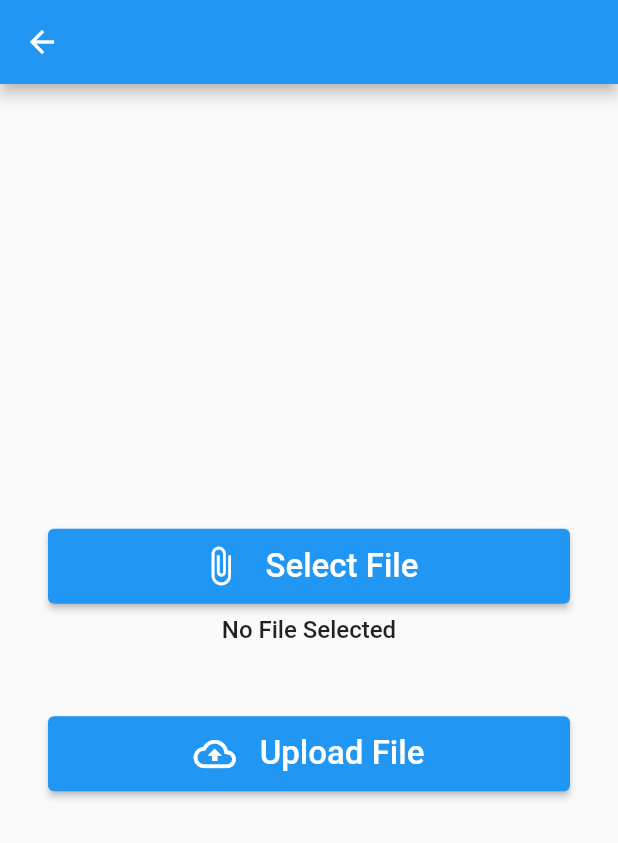
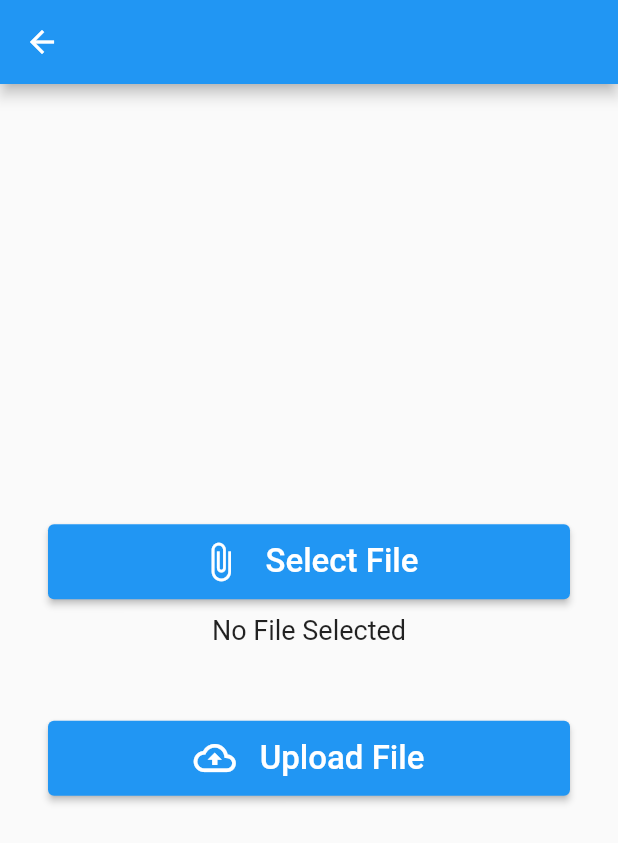
Before and after one commit to aetham/Flutter-Gallery, a Flutter app: the UploadPage screen opened directly, after a tap on "Select File", on a phone screen of 412 x 824 dp. Shown: the top 843 px of the screen. Run offline on Flutter 3.47's test engine with Material 2 defaults, Android fonts, the phone set to English and light mode, and no system bars; our stand-ins replace cloud_firestore, file_picker, firebase_core, firebase_storage; accounts and stored records are empty.

Commit message:
Refactored UpdatePage

```diff
--- a/lib/UploadPage.dart
+++ b/lib/UploadPage.dart
@@ -17,6 +17,20 @@ class _UploadPageState extends State<UploadPage> {
   UploadTask? task;
   File? file;
 
+  Future selectFile() async {
+    final result = await FilePicker.platform.pickFiles(allowMultiple: false);
+    if (result == null) return;
+    final path = result.files.single.path!;
+    setState(() => file = File(path));
+  }
+
+  Future uploadFile() async {
+    if (file == null) return;
+    final fileName = basename(file!.path);
+    final destination = 'files/$fileName';
+    task = FirebaseApi.uploadFile(destination, file!);
+  }
+
   @override
   Widget build(BuildContext context) {
     final fileName = file != null ? basename(file!.path) : 'No File Selected';
@@ -35,36 +49,21 @@ class _UploadPageState extends State<UploadPage> {
                 icon: Icons.attach_file,
                 onClicked: selectFile,
               ),
-              SizedBox(height: 8),
+              SizedBox(height: 10),
               Text(
                 fileName,
-                style: TextStyle(fontSize: 16, fontWeight: FontWeight.w500),
+                style: TextStyle(fontSize: 18, fontWeight: FontWeight.w400),
               ),
-              SizedBox(height: 48),
+              SizedBox(height: 50),
               ButtonWidget(
                 text: 'Upload File',
                 icon: Icons.cloud_upload_outlined,
                 onClicked: uploadFile,
               ),
-
             ],
           ),
         ),
       ),
     );
   }
-
-  Future selectFile() async {
-    final result = await FilePicker.platform.pickFiles(allowMultiple: false);
-    if (result == null) return;
-    final path = result.files.single.path!;
-    setState(() => file = File(path));
-  }
-
-  Future uploadFile() async {
-    if (file == null) return;
-    final fileName = basename(file!.path);
-    final destination = 'files/$fileName';
-    task = FirebaseApi.uploadFile(destination, file!);
-  }
 }
```
